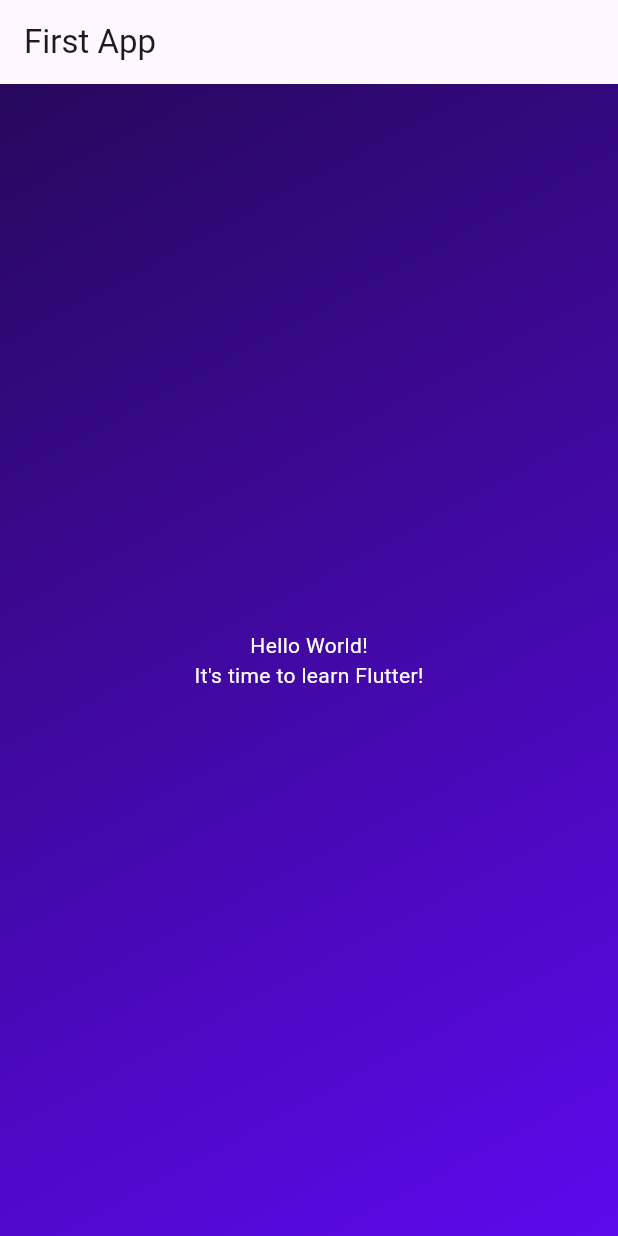
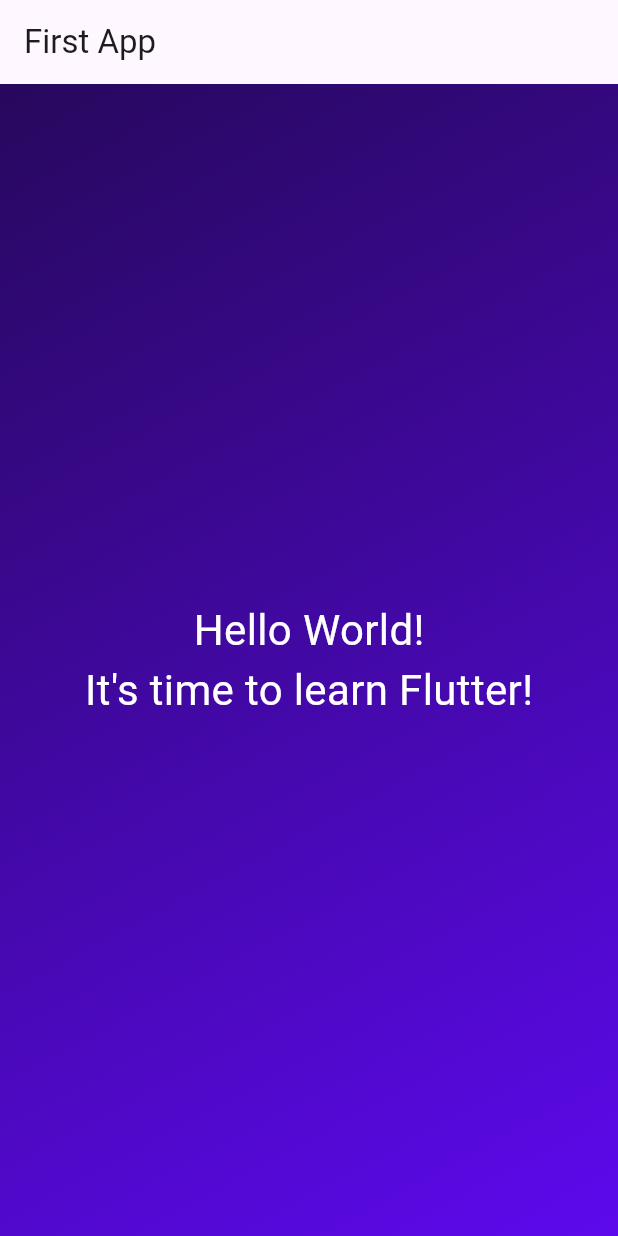
Before and after one commit to AmmarSultanDev/dice_flutter, a Flutter app: the screen it shows after launch, on a phone screen of 412 x 824 dp. Run offline on Flutter 3.47's test engine with Material 3 defaults, Android fonts, the phone set to English and light mode, and no system bars.

Commit message:
Widget Extraction GradientContainer

```diff
--- a/lib/main.dart
+++ b/lib/main.dart
@@ -18,7 +18,20 @@ class MyApp extends StatelessWidget {
         appBar: AppBar(
           title: const Text('First App'),
         ),
-        body: Container(
+        body: const GradientContainer(),
+      ),
+    );
+  }
+}
+
+class GradientContainer extends StatelessWidget {
+  const GradientContainer({
+    super.key,
+  });
+
+  @override
+  Widget build(BuildContext context) {
+    return Container(
       decoration: const BoxDecoration(
         gradient: LinearGradient(
           colors: [Color(0xFF27085D), Color.fromARGB(255, 93, 9, 237)],
@@ -31,18 +44,16 @@ class MyApp extends StatelessWidget {
           mainAxisAlignment: MainAxisAlignment.center,
           children: [
             Text(
-                  style: TextStyle(color: Colors.white),
+              style: TextStyle(color: Colors.white, fontSize: 28),
               'Hello World!',
             ),
             Text(
-                  style: TextStyle(color: Colors.white),
+              style: TextStyle(color: Colors.white, fontSize: 28),
               'It\'s time to learn Flutter!',
             ),
           ],
         ),
       ),
-        ),
-      ),
     );
   }
 }
```
Lines whose indentation alone changed are shown as unchanged.
